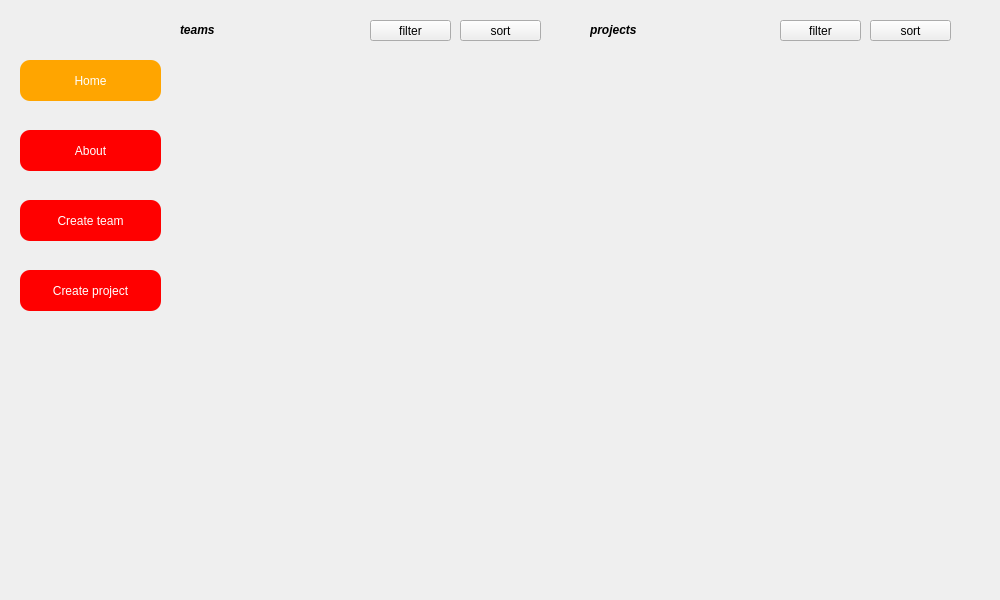
Before: the Qt Designer form client/organization.ui in imanzk/Task-Manager-Application, drawn with Qt 5.
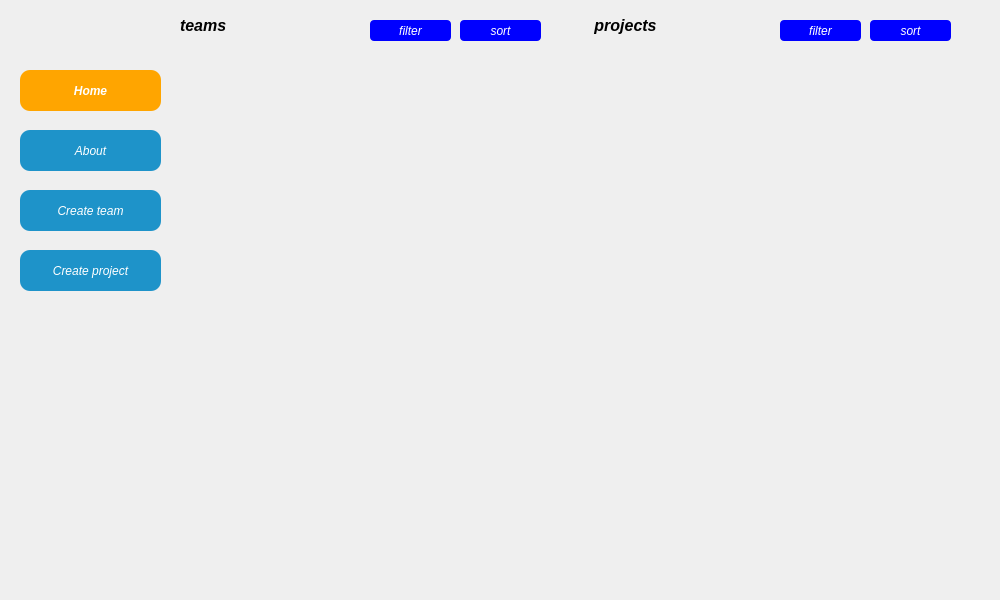
After: the same form once the commit is applied.

Commit message: you can add member or change role in an organization

Patch:
```diff
--- a/client/organization.ui
+++ b/client/organization.ui
@@ -40,7 +40,7 @@
     <rect>
      <x>589</x>
      <y>50</y>
-     <width>361</width>
+     <width>381</width>
      <height>501</height>
     </rect>
    </property>
@@ -56,7 +56,7 @@
      <rect>
       <x>0</x>
       <y>0</y>
-      <width>361</width>
+      <width>381</width>
       <height>501</height>
      </rect>
     </property>
@@ -67,7 +67,7 @@
     <rect>
      <x>180</x>
      <y>50</y>
-     <width>361</width>
+     <width>381</width>
      <height>501</height>
     </rect>
    </property>
@@ -83,7 +83,7 @@
      <rect>
       <x>0</x>
       <y>0</y>
-      <width>361</width>
+      <width>381</width>
       <height>501</height>
      </rect>
     </property>
@@ -93,11 +93,17 @@
    <property name="geometry">
     <rect>
      <x>20</x>
-     <y>60</y>
+     <y>70</y>
      <width>141</width>
      <height>41</height>
     </rect>
    </property>
+   <property name="font">
+    <font>
+     <italic>true</italic>
+     <bold>true</bold>
+    </font>
+   </property>
    <property name="cursor">
     <cursorShape>PointingHandCursor</cursorShape>
    </property>
@@ -120,14 +126,24 @@
      <height>41</height>
     </rect>
    </property>
+   <property name="font">
+    <font>
+     <italic>true</italic>
+     <bold>false</bold>
+    </font>
+   </property>
    <property name="cursor">
     <cursorShape>PointingHandCursor</cursorShape>
    </property>
    <property name="styleSheet">
-    <string notr="true">background:red;
+    <string notr="true">QPushButton{background:#1e93c9;
 border:none;
 border-radius:10px;
-color:white;</string>
+color:white;}
+QPushButton:hover{
+background:&quot;#183ccc&quot;;
+font-weight:bold;
+}</string>
    </property>
    <property name="text">
     <string>About</string>
@@ -137,19 +153,29 @@
    <property name="geometry">
     <rect>
      <x>20</x>
-     <y>200</y>
+     <y>190</y>
      <width>141</width>
      <height>41</height>
     </rect>
    </property>
+   <property name="font">
+    <font>
+     <italic>true</italic>
+     <bold>false</bold>
+    </font>
+   </property>
    <property name="cursor">
     <cursorShape>PointingHandCursor</cursorShape>
    </property>
    <property name="styleSheet">
-    <string notr="true">background:red;
+    <string notr="true">QPushButton{background:#1e93c9;
 border:none;
 border-radius:10px;
-color:white;</string>
+color:white;}
+QPushButton:hover{
+background:&quot;#183ccc&quot;;
+font-weight:bold;
+}</string>
    </property>
    <property name="text">
     <string>Create team</string>
@@ -159,19 +185,29 @@
    <property name="geometry">
     <rect>
      <x>20</x>
-     <y>270</y>
+     <y>250</y>
      <width>141</width>
      <height>41</height>
     </rect>
    </property>
+   <property name="font">
+    <font>
+     <italic>true</italic>
+     <bold>false</bold>
+    </font>
+   </property>
    <property name="cursor">
     <cursorShape>PointingHandCursor</cursorShape>
    </property>
    <property name="styleSheet">
-    <string notr="true">background:red;
+    <string notr="true">QPushButton{background:#1e93c9;
 border:none;
 border-radius:10px;
-color:white;</string>
+color:white;}
+QPushButton:hover{
+background:&quot;#183ccc&quot;;
+font-weight:bold;
+}</string>
    </property>
    <property name="text">
     <string>Create project</string>
@@ -181,13 +217,14 @@
    <property name="geometry">
     <rect>
      <x>180</x>
-     <y>20</y>
+     <y>10</y>
      <width>101</width>
-     <height>20</height>
+     <height>31</height>
     </rect>
    </property>
    <property name="font">
     <font>
+     <pointsize>12</pointsize>
      <italic>true</italic>
      <bold>true</bold>
     </font>
@@ -200,19 +237,20 @@
    <property name="geometry">
     <rect>
      <x>590</x>
-     <y>20</y>
+     <y>10</y>
      <width>101</width>
-     <height>20</height>
+     <height>31</height>
     </rect>
    </property>
    <property name="font">
     <font>
+     <pointsize>12</pointsize>
      <italic>true</italic>
      <bold>true</bold>
     </font>
    </property>
    <property name="text">
-    <string>projects</string>
+    <string> projects</string>
    </property>
   </widget>
   <widget class="QPushButton" name="filterproject">
@@ -224,9 +262,19 @@
      <height>21</height>
     </rect>
    </property>
+   <property name="font">
+    <font>
+     <italic>true</italic>
+    </font>
+   </property>
    <property name="cursor">
     <cursorShape>PointingHandCursor</cursorShape>
    </property>
+   <property name="styleSheet">
+    <string notr="true">background:blue;
+color:white;
+border-radius:4px;</string>
+   </property>
    <property name="text">
     <string>filter</string>
    </property>
@@ -240,9 +288,19 @@
      <height>21</height>
     </rect>
    </property>
+   <property name="font">
+    <font>
+     <italic>true</italic>
+    </font>
+   </property>
    <property name="cursor">
     <cursorShape>PointingHandCursor</cursorShape>
    </property>
+   <property name="styleSheet">
+    <string notr="true">background:blue;
+color:white;
+border-radius:4px;</string>
+   </property>
    <property name="text">
     <string>sort</string>
    </property>
@@ -256,9 +314,19 @@
      <height>21</height>
     </rect>
    </property>
+   <property name="font">
+    <font>
+     <italic>true</italic>
+    </font>
+   </property>
    <property name="cursor">
     <cursorShape>PointingHandCursor</cursorShape>
    </property>
+   <property name="styleSheet">
+    <string notr="true">background:blue;
+color:white;
+border-radius:4px;</string>
+   </property>
    <property name="text">
     <string>filter</string>
    </property>
@@ -272,9 +340,19 @@
      <height>21</height>
     </rect>
    </property>
+   <property name="font">
+    <font>
+     <italic>true</italic>
+    </font>
+   </property>
    <property name="cursor">
     <cursorShape>PointingHandCursor</cursorShape>
    </property>
+   <property name="styleSheet">
+    <string notr="true">background:blue;
+color:white;
+border-radius:4px;</string>
+   </property>
    <property name="text">
     <string>sort</string>
    </property>
```
The commit also changes 18 other files.
